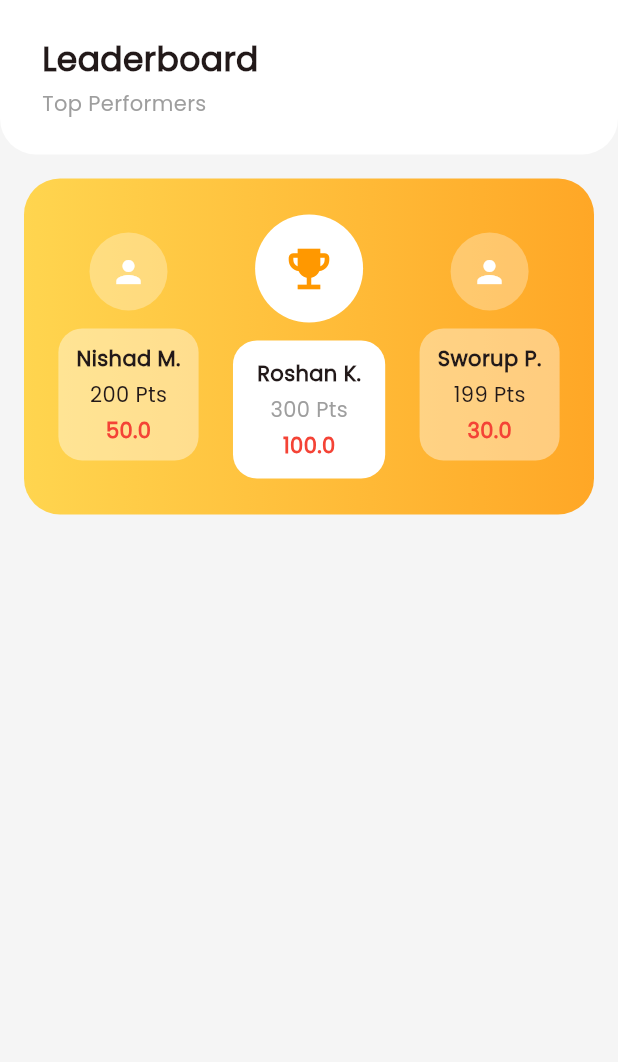
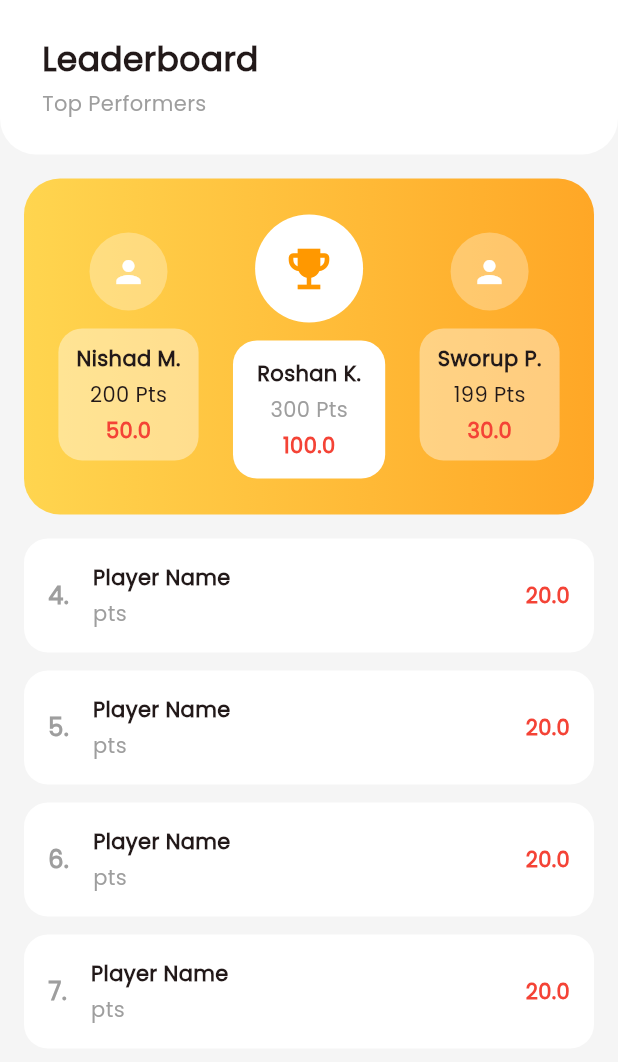
Before and after one commit to Roshan10k/fanup, a Flutter app: the LeaderboardScreen screen opened directly, on a phone screen of 412 x 824 dp. Shown: the top 1062 px of the screen. Run offline on Flutter 3.47's test engine with Material 3 defaults, Android fonts, the light colour scheme and no system bars; our stand-ins replace font_awesome_flutter.

Commit message:
completing leaderboard screen with ranking

```diff
--- a/lib/screens/bottom_navigation_screens/home_screen.dart
+++ b/lib/screens/bottom_navigation_screens/home_screen.dart
@@ -9,14 +9,10 @@ class HomeScreen extends StatelessWidget {
   @override
   Widget build(BuildContext context) {
     return Scaffold(
-      appBar: AppBar(
-        title: const Text('Home',style: AppTextStyles.poppinsSemiBold18,),
 
-        backgroundColor: AppColors.primary,
-        elevation: 0,
-      ),
 
-      body: SingleChildScrollView(
+      body: SafeArea(
+        child: SingleChildScrollView(
           padding: const EdgeInsets.all(16),
           child: Column(
             crossAxisAlignment: CrossAxisAlignment.start,
@@ -116,6 +112,7 @@ class HomeScreen extends StatelessWidget {
             ],
           ),
         ),
+      ),
     );
   }
 }
--- a/lib/screens/bottom_navigation_screens/leaderboard_screen.dart
+++ b/lib/screens/bottom_navigation_screens/leaderboard_screen.dart
@@ -14,7 +14,7 @@ class LeaderboardScreen extends StatelessWidget {
             const SizedBox(height: 16),
             _topThree(),
             const SizedBox(height: 16),
-
+            Expanded(child: _leaderList()),
           ],
         ),
       ),
@@ -165,4 +165,54 @@ class LeaderboardScreen extends StatelessWidget {
   }
 
 
+  Widget _leaderList() {
+    return ListView.builder(
+      padding: const EdgeInsets.symmetric(horizontal: 16),
+      itemCount: 4,
+      itemBuilder: (context, index) {
+        final rank = index + 4;
+        return Container(
+          margin: const EdgeInsets.only(bottom: 12),
+          padding: const EdgeInsets.all(16),
+          decoration: BoxDecoration(
+            color: Colors.white,
+            borderRadius: BorderRadius.circular(16),
+          ),
+          child: Row(
+            children: [
+              Text(
+                "$rank.",
+                style: const TextStyle(
+                  fontSize: 16,
+                  color: Colors.grey,
+                  fontWeight: FontWeight.bold,
+                ),
+              ),
+              const SizedBox(width: 16),
+              Expanded(
+                child: Column(
+                  crossAxisAlignment: CrossAxisAlignment.start,
+                  children: const [
+                    Text(
+                      "Player Name",
+                      style: TextStyle(fontWeight: FontWeight.bold),
+                    ),
+                    SizedBox(height: 4),
+                    Text("pts", style: TextStyle(color: Colors.grey)),
+                  ],
+                ),
+              ),
+              const Text(
+                "20.0",
+                style: TextStyle(
+                  color: Colors.red,
+                  fontWeight: FontWeight.bold,
+                ),
+              ),
+            ],
+          ),
+        );
+      },
+    );
+  }
 }
```
Lines whose indentation alone changed are shown as unchanged.
